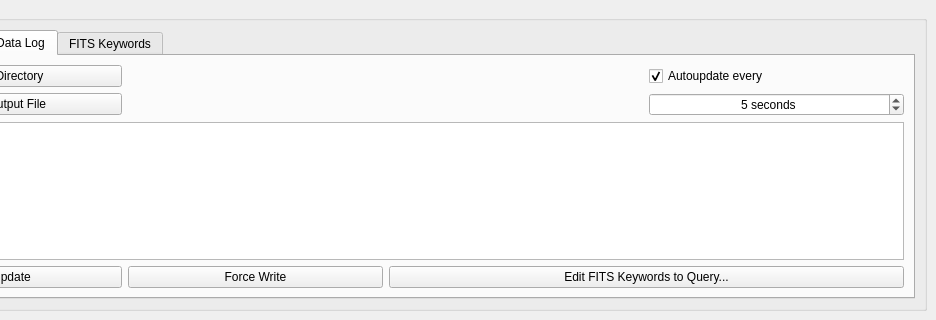
Qt form SOFIACruiseDirectorPanel.ui (astrobokonon/SOFIACruiseTools) before a commit; both pictures show x 165 to 1101 and y 510 to 830 of the 1101 by 830 pixel window.
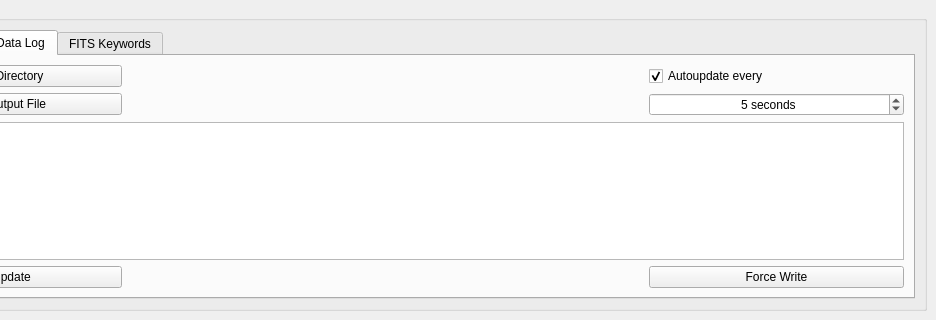
The same form after that commit. The open tabs and pages were chosen to show the change.

Commit message: Ok I think that's the last of the panel hacking for now

What changed in the file:
```diff
--- a/SOFIACruiseDirectorPanel.ui
+++ b/SOFIACruiseDirectorPanel.ui
@@ -226,20 +226,13 @@
              </property>
             </widget>
            </item>
-           <item row="9" column="1">
+           <item row="9" column="3">
             <widget class="QPushButton" name="datalog_forcewrite">
              <property name="text">
               <string>Force Write</string>
              </property>
             </widget>
            </item>
-           <item row="9" column="2" colspan="2">
-            <widget class="QPushButton" name="datalog_editFITSKeys">
-             <property name="text">
-              <string>Edit FITS Keywords to Query...</string>
-             </property>
-            </widget>
-           </item>
           </layout>
          </widget>
          <widget class="QWidget" name="FITSKW">
```
The commit also changes 1 other file.
